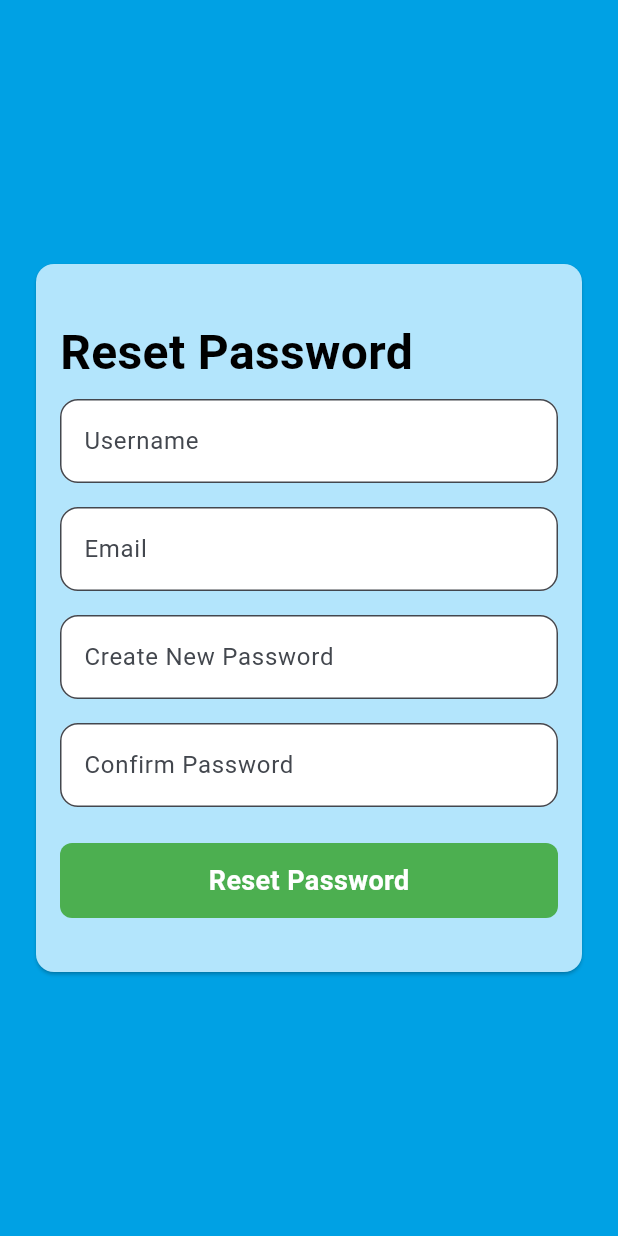
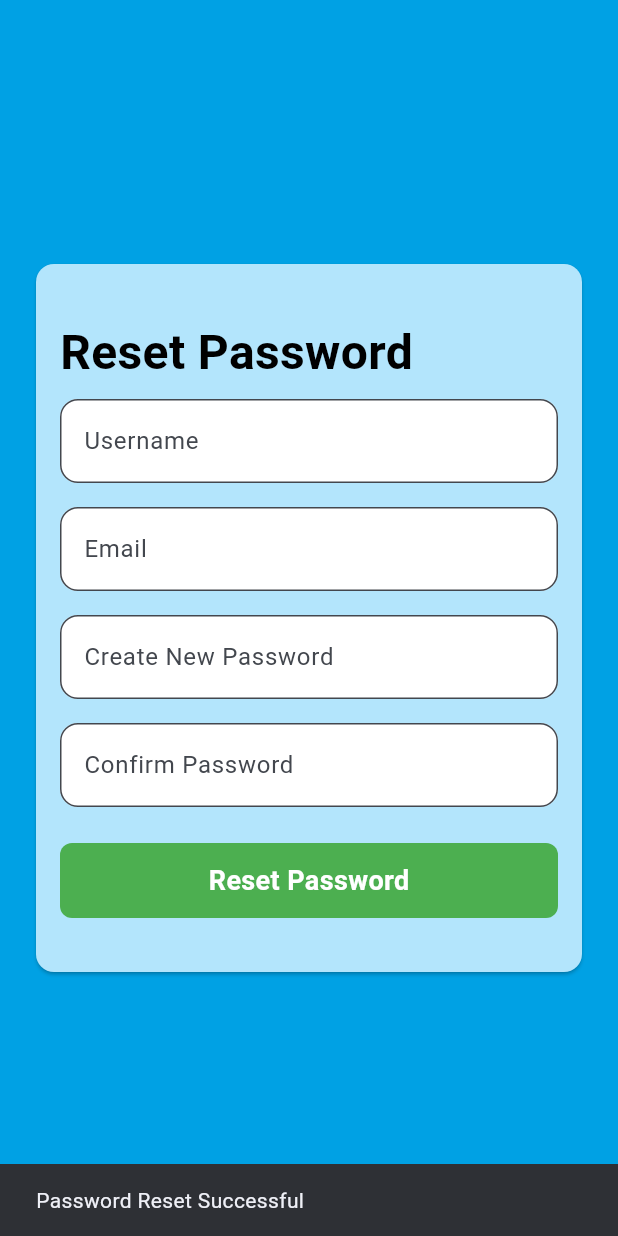
Before and after one commit to shivamkunkolikar/quiz_app, a Flutter app: the ForgotPasswordPage screen opened directly, after a tap on "Reset Password", on a phone screen of 412 x 824 dp. Run offline on Flutter 3.47's test engine with Material 3 defaults, Android fonts, the phone set to English and light mode, and no system bars; our stand-ins replace cloud_firestore, firebase_core, fl_chart, shared_preferences; accounts and stored records are empty.

Commit message:
edit Nov6 12:39AM

```diff
--- a/lib/forgot_password.dart
+++ b/lib/forgot_password.dart
@@ -45,7 +45,7 @@ class _ForgotPasswordPageState extends State<ForgotPasswordPage> {
               'phno': userDoc['phno'],
               'institute': userDoc['institute'],
               'createdTests': userDoc['createdTests'],
-              'answeredTests': userDoc['createdTests'],
+              'answeredTests': userDoc['answeredTests'],
           };
 
           CollectionReference usersCollection = FirebaseFirestore.instance.collection('users');
@@ -55,13 +55,22 @@ class _ForgotPasswordPageState extends State<ForgotPasswordPage> {
           prefs.setString('username', username);
           prefs.setString('email', email);
           print('Done');
+          ScaffoldMessenger.of(context).showSnackBar(
+            const SnackBar(content: Text('Password Reset Successful'))
+          );
           // return true;
         } else {
           // return false;
           print('false');
+          ScaffoldMessenger.of(context).showSnackBar(
+            const SnackBar(content: Text('Email not matching user credential entered during sign up'))
+          );
         }
       } else {
         print('false');
+        ScaffoldMessenger.of(context).showSnackBar(
+            const SnackBar(content: Text('Password Reset Unsuccsesful'))
+          );
         // return false;
       }
     } catch (e) {
--- a/lib/func_utils.dart
+++ b/lib/func_utils.dart
@@ -416,6 +416,7 @@ Future<void> updateHomeInfo() async{
     }
     else {
       print('No Dashoard');
+      user_dash = Dashboard();
       user_dash.username = username;
       user_dash.noAnsweredtests = answeredTests.length;
       user_dash.noCreatedtests = createdTests.length;
--- a/lib/home_page.dart
+++ b/lib/home_page.dart
@@ -133,6 +133,7 @@ class _HomePageState extends State<HomePage> {
                 final prefs = await SharedPreferences.getInstance();
                 await prefs.remove('username');
                 await prefs.remove('email');
+                user_dash = Dashboard();
                 Navigator.pop(context);
                 Navigator.push(context, MaterialPageRoute(builder: (context) => LoginPage()));
               },
--- a/pubspec.yaml
+++ b/pubspec.yaml
@@ -39,7 +39,7 @@ dependencies:
   firebase_core: ^3.3.0
   shared_preferences: ^2.3.2
   fl_chart: ^0.69.0
-  flutter_launcher_icons: ^0.14.1
+  flutter_launcher_icons: ^0.13.1
 
 dev_dependencies:
   flutter_test:
```
Also changed, not shown: lib/answertest_page.dart (+11 -5 lines), lib/createtest_page.dart (+24 -0 lines), pubspec.lock, 18 other files.
